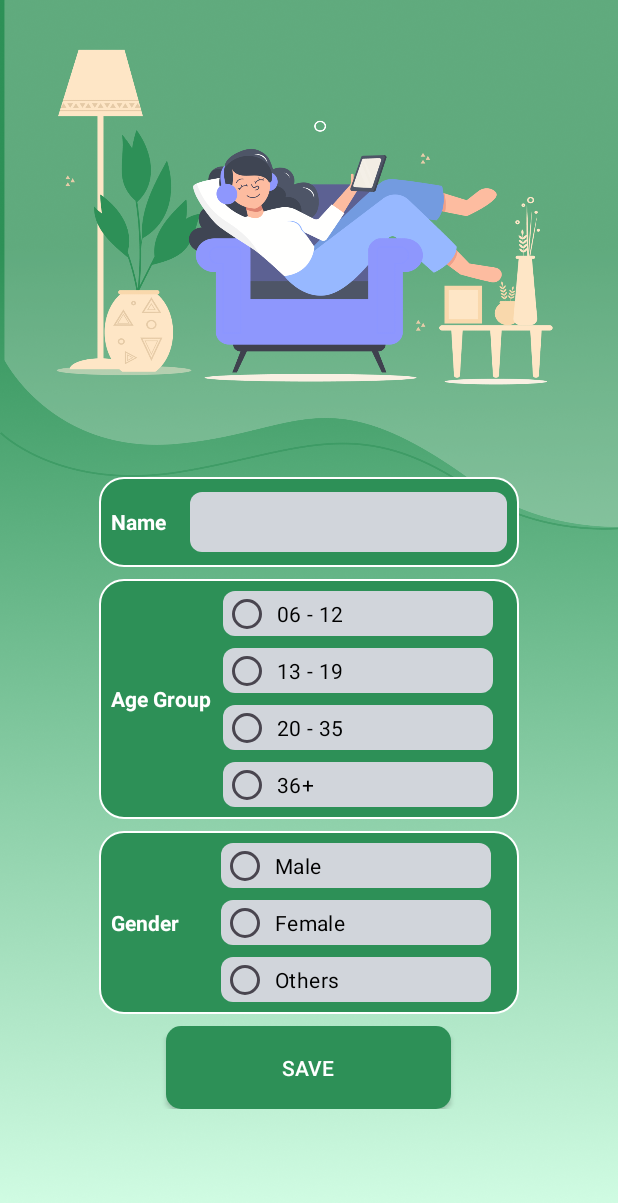
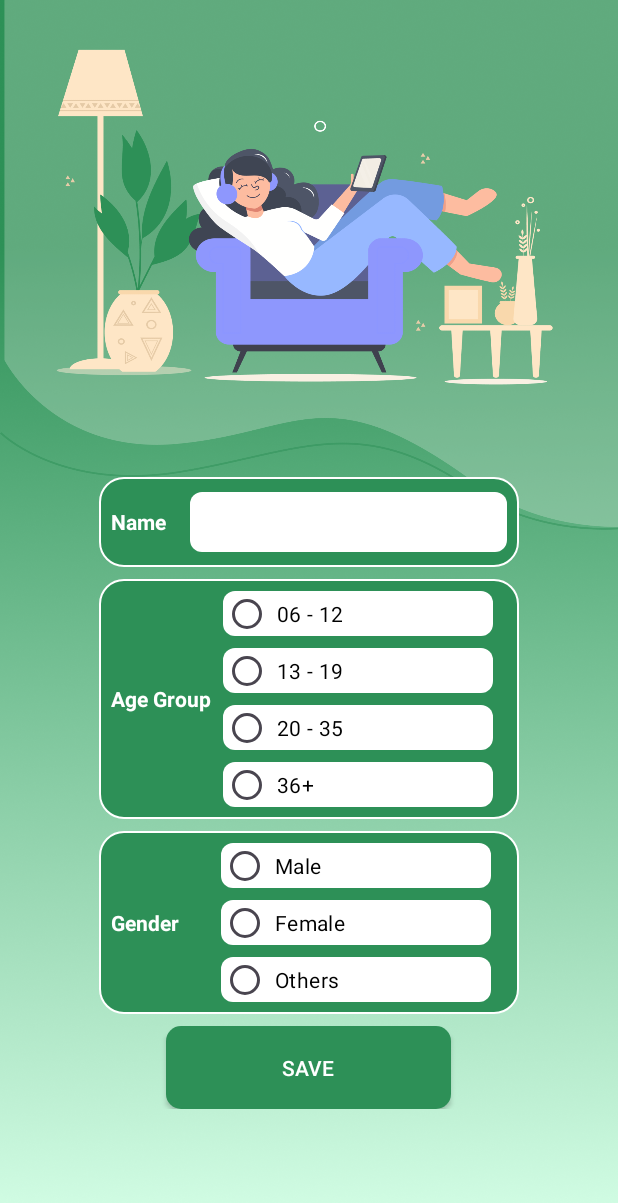
Before and after one commit to Suyog-Bauskar/Calmora, an Android app: the PersonalInformationActivity screen opened directly, with no data from a screen before it, on a phone screen of 412 x 824 dp. Shown: the top 1203 px of the screen. Run offline under Robolectric (Android 15) with nearby library versions, the phone set to English and light mode, and no system bars; our stand-ins replace Firebase (no records; nobody signed in at launch, a user with empty details on screens opened directly); libraries missing offline, so code that uses them is left out: cn.pedant.

Commit message:
updated-bg-color-round-corner-shape

```diff
--- a/app/src/main/res/drawable/rounded_corners.xml
+++ b/app/src/main/res/drawable/rounded_corners.xml
@@ -1,5 +1,5 @@
 <?xml version="1.0" encoding="utf-8"?>
 <shape xmlns:android="http://schemas.android.com/apk/res/android">
-    <solid android:color="#D1D5DB"/>
+    <solid android:color="@color/white"/>
     <corners android:radius="8dp"/>
 </shape>
```
